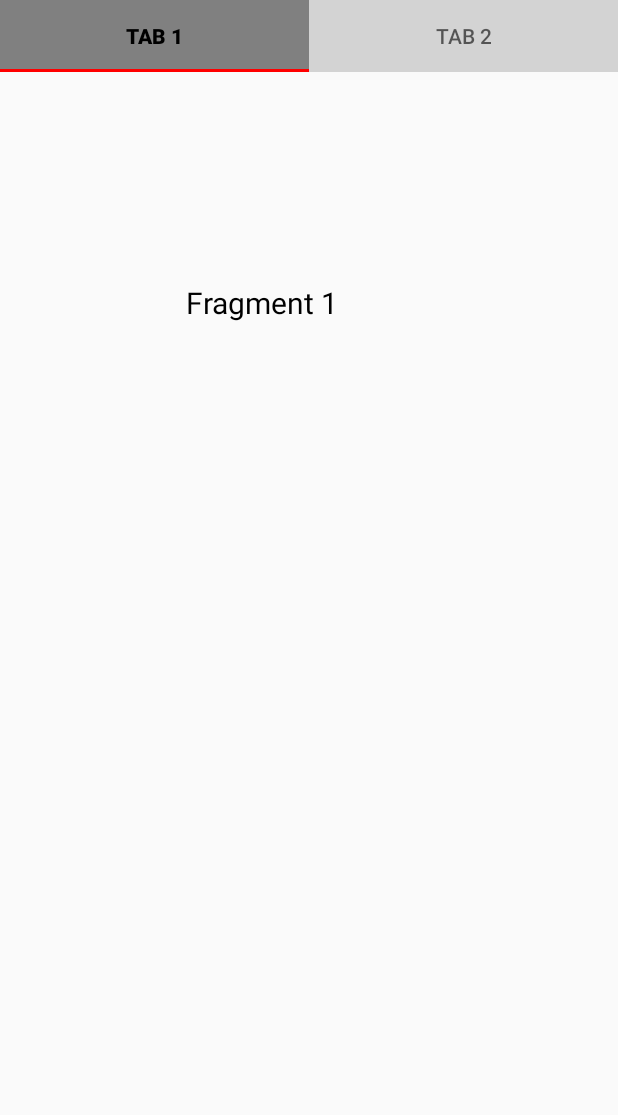
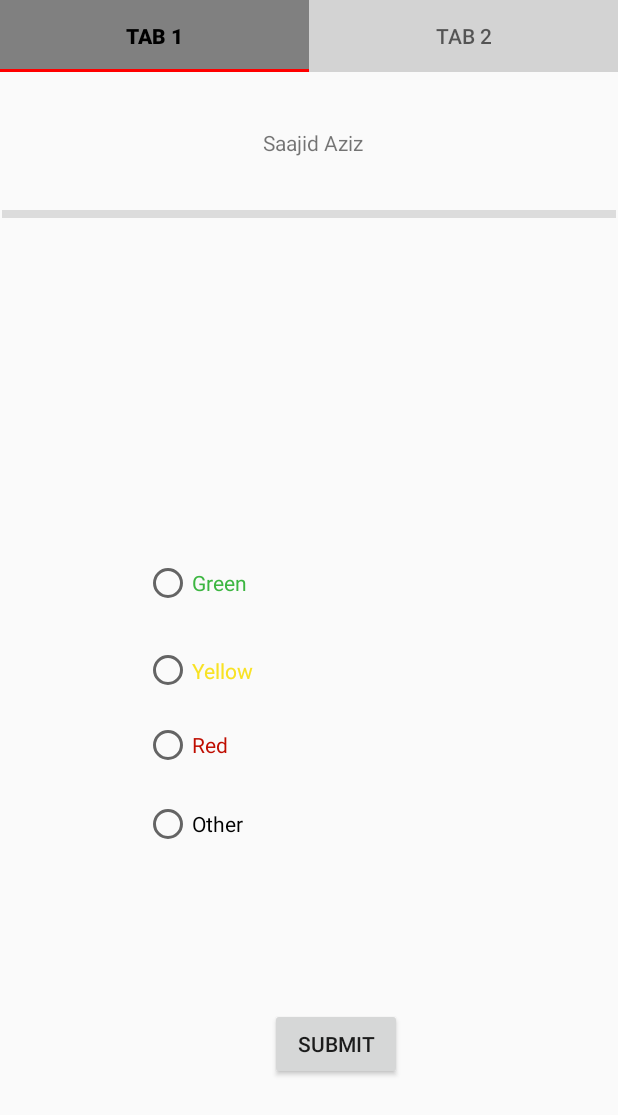
Before and after one commit to SaajidAziz5756/TabsLayoutLab, an Android app: the screen it shows after launch (SaajidMainActivity), on a phone screen of 412 x 824 dp. Shown: the top 1115 px of the screen. Run offline under Robolectric (Android 15) with nearby library versions, the phone set to English and light mode, and no system bars.

Commit message:
Setup UI for fragment 1

```diff
--- a/SaajidLab6/src/main/res/layout/fragment_home.xml
+++ b/SaajidLab6/src/main/res/layout/fragment_home.xml
@@ -7,17 +7,78 @@
     android:gravity="center"
     android:orientation="vertical">
 
-    <TextView
-        android:id="@+id/SaajidTextView"
-        android:layout_width="196dp"
-        android:layout_height="61dp"
-        android:layout_marginStart="124dp"
-        android:layout_marginTop="140dp"
-        android:text="Fragment 1"
-        android:textColor="@color/black"
-        android:textFontWeight="@integer/material_motion_duration_medium_2"
-        android:textSize="20sp"
+    <RadioGroup
+        android:id="@+id/radioGroup"
+        android:layout_width="256dp"
+        android:layout_height="220dp"
+        android:layout_marginStart="96dp"
+        android:layout_marginTop="308dp"
+        app:layout_constraintStart_toStartOf="parent"
+        app:layout_constraintTop_toTopOf="parent">
+
+        <RadioButton
+            android:id="@+id/radioButton"
+            android:layout_width="match_parent"
+            android:layout_height="65dp"
+            android:text="@string/green"
+            android:textColor="#3CB641" />
+
+        <RadioButton
+            android:id="@+id/radioButton2"
+            android:layout_width="match_parent"
+            android:layout_height="51dp"
+            android:text="@string/yellow"
+            android:textColor="#F8E223" />
+
+        <RadioButton
+            android:id="@+id/radioButton3"
+            android:layout_width="match_parent"
+            android:layout_height="48dp"
+            android:text="@string/red"
+            android:textColor="#BF0D00" />
+
+        <RadioButton
+            android:id="@+id/radioButton4"
+            android:layout_width="match_parent"
+            android:layout_height="57dp"
+            android:text="@string/other" />
+    </RadioGroup>
+
+    <Button
+        android:id="@+id/SaajidSubmit"
+        android:layout_width="wrap_content"
+        android:layout_height="wrap_content"
+        android:layout_marginStart="180dp"
+        android:layout_marginTop="96dp"
+        android:text="@string/submit"
+        app:layout_constraintStart_toStartOf="parent"
+        app:layout_constraintTop_toBottomOf="@+id/radioGroup" />
+
+    <View
+        android:id="@+id/SaajidDiv"
+        android:layout_width="409dp"
+        android:layout_height="5dp"
+        android:layout_marginStart="1dp"
+        android:layout_marginTop="90dp"
+        android:layout_marginEnd="1dp"
+        android:layout_marginBottom="209dp"
+        android:background="?android:attr/listDivider"
+        app:layout_constraintBottom_toTopOf="@+id/radioGroup"
+        app:layout_constraintEnd_toEndOf="parent"
         app:layout_constraintStart_toStartOf="parent"
         app:layout_constraintTop_toTopOf="parent" />
 
+    <TextView
+        android:id="@+id/SaajidtextView"
+        android:layout_width="wrap_content"
+        android:layout_height="wrap_content"
+        android:layout_marginStart="174dp"
+        android:layout_marginTop="37dp"
+        android:layout_marginEnd="168dp"
+        android:layout_marginBottom="36dp"
+        android:text="@string/saajid_aziz"
+        app:layout_constraintBottom_toTopOf="@+id/SaajidDiv"
+        app:layout_constraintEnd_toEndOf="parent"
+        app:layout_constraintStart_toStartOf="parent"
+        app:layout_constraintTop_toTopOf="parent" />
 </androidx.constraintlayout.widget.ConstraintLayout>
--- a/SaajidLab6/src/main/res/values/strings.xml
+++ b/SaajidLab6/src/main/res/values/strings.xml
@@ -2,4 +2,10 @@
 <!--  Saajid Aziz n01555756   -->
     <string name="app_name">TabsLayout</string>
     <string name="hello_blank_fragment">Hello blank fragment</string>
+    <string name="submit">Submit</string>
+    <string name="green">Green</string>
+    <string name="yellow">Yellow</string>
+    <string name="red">Red</string>
+    <string name="other">Other</string>
+    <string name="saajid_aziz">Saajid Aziz</string>
 </resources>
```
